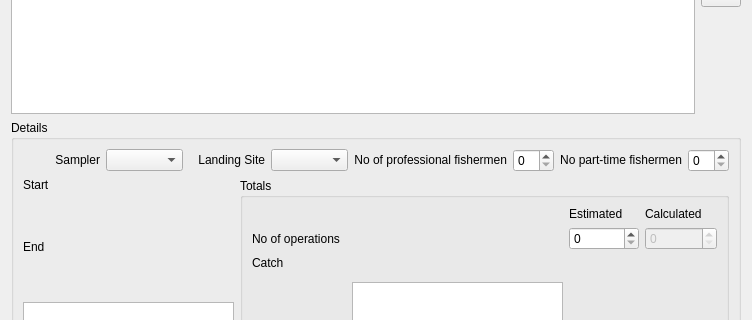
Old version of the form app_new/frmtrip.ui in the repository doublebyte1/app_solution; both pictures show x 0 to 752 and y 175 to 495 of the 752 by 767 pixel window.
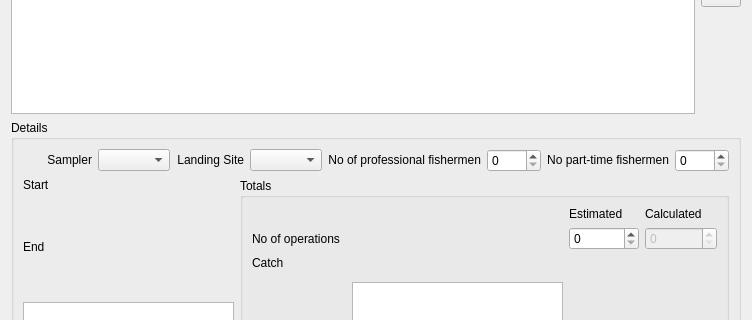
New version of the form. Icons and pictures are not drawn. Custom widgets are drawn as their Qt base class.

Diff of the .ui file:
```diff
--- a/app_new/frmtrip.ui
+++ b/app_new/frmtrip.ui
@@ -225,6 +225,9 @@
           <property name="whatsThis">
            <string>Input the number of professional fishermen</string>
           </property>
+          <property name="maximum">
+           <number>1000</number>
+          </property>
          </widget>
         </item>
         <item>
@@ -263,6 +266,9 @@
           <property name="whatsThis">
            <string>Input the number of part-time fishermen</string>
           </property>
+          <property name="maximum">
+           <number>1000</number>
+          </property>
          </widget>
         </item>
        </layout>
```
Left out of the diff: 6 changed lines with no effect on the pictures.
